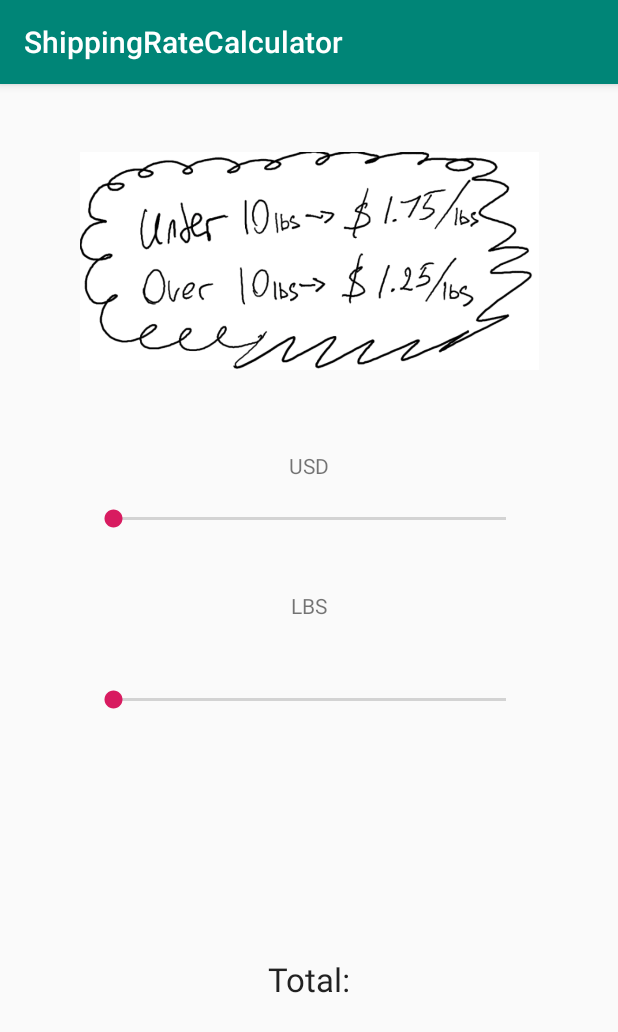
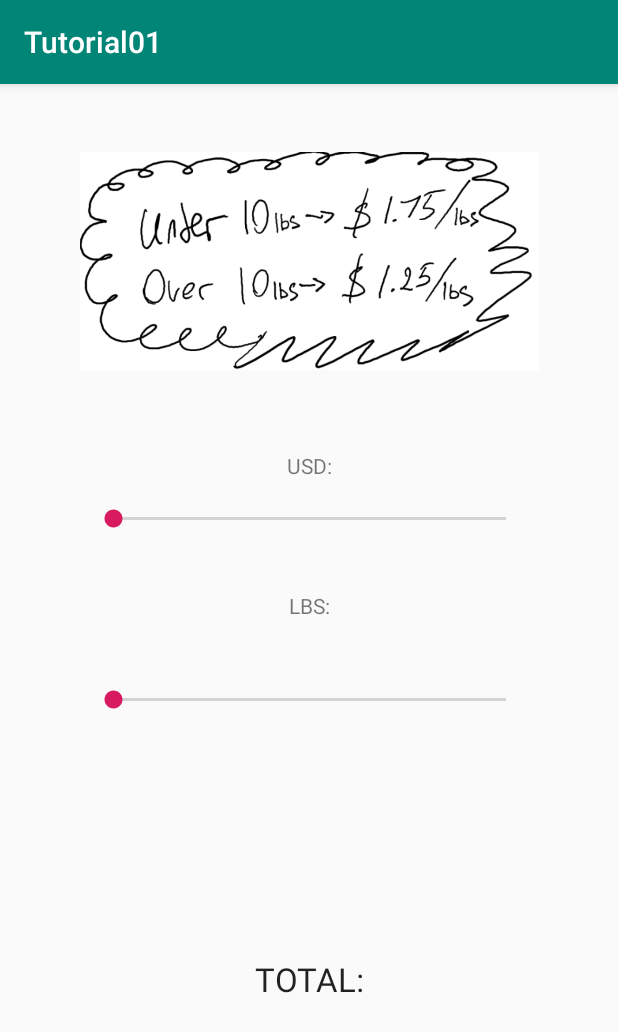
Before and after one commit to joshnwHokie/cs3714, an Android app: the screen it shows after launch (MainActivity), on a phone screen of 412 x 824 dp. Shown: the top 1032 px of the screen. Run offline under Robolectric (Android 15) with nearby library versions, the phone set to English and light mode, and no system bars.

```diff
--- a/T01_ShippingCalculator/app/build.gradle
+++ b/T01_ShippingCalculator/app/build.gradle
@@ -8,7 +8,7 @@ android {
     compileSdkVersion 28
     defaultConfig {
         applicationId "com.example.andrey.shippingratecalculator"
-        minSdkVersion 21
+        minSdkVersion 26
         targetSdkVersion 28
         versionCode 1
         versionName "1.0"
--- a/T01_ShippingCalculator/app/src/main/java/com/example/andrey/shippingratecalculator/MainActivity.kt
+++ b/T01_ShippingCalculator/app/src/main/java/com/example/andrey/shippingratecalculator/MainActivity.kt
@@ -6,89 +6,94 @@ import android.os.Bundle
 import android.support.annotation.RequiresApi
 import android.widget.SeekBar
 import android.widget.TextView
-import kotlin.math.round
+import java.lang.Math.round
 
 class MainActivity : AppCompatActivity() {
 
-    @RequiresApi(Build.VERSION_CODES.O)
+    var usdSeekBar:SeekBar? = null
+    var lbsSeekBar:SeekBar?= null
+    var usdTotal:TextView?= null
+    var lbsTotal:TextView?= null
+
+        @RequiresApi(Build.VERSION_CODES.O)
     override fun onCreate(savedInstanceState: Bundle?) {
         super.onCreate(savedInstanceState)
         setContentView(R.layout.activity_main)
+            usdSeekBar = findViewById(R.id.usd_seek_bar)
+            lbsSeekBar = findViewById(R.id.lbs_seek_bar)
+            usdTotal =   findViewById(R.id.usd_total)
+            lbsTotal =   findViewById(R.id.lbs_total)
 
 
-        var usd_seek_bar: SeekBar = findViewById(R.id.usd_seek_bar)
-        var lbs_seek_bar: SeekBar = findViewById(R.id.lbs_seek_bar)
-
-        var usd_total: TextView = findViewById(R.id.usd_total)
-        var lbs_total: TextView = findViewById(R.id.lbs_total)
+            setBoundaries()
 
 
-        usd_seek_bar.setMin(1)
-
-        usd_seek_bar.setMax(125)
-
-        lbs_seek_bar.setMin(1)
-
-        lbs_seek_bar.setMax(100)
 
 
-        usd_seek_bar?.setOnSeekBarChangeListener(object: SeekBar.OnSeekBarChangeListener{
+
+
+        usdSeekBar?.setOnSeekBarChangeListener(object: SeekBar.OnSeekBarChangeListener{
 
             var usd_sync=0
 
             override fun onProgressChanged(seekBar: SeekBar?, progress: Int, fromUser: Boolean) {
                 //progress changed
-                usd_total.setText("USD:"+progress)
+                usdTotal?.text = "USD:$progress"
                 usd_sync=progress
 
-
-
-                findViewById<TextView>(R.id.total).setText("Total cost:"+progress)
+                findViewById<TextView>(R.id.total).text = "Total cost:"+progress
             }
 
             override fun onStartTrackingTouch(seekBar: SeekBar?) {
-               //when change starts
+               //when the change starts
             }
 
             override fun onStopTrackingTouch(seekBar: SeekBar?) {
                 if(usd_sync.toFloat()<10/1.75)
-                    lbs_seek_bar.setProgress(round(usd_sync/1.75f).toInt())
+                    lbsSeekBar?.progress = round(usd_sync/1.75f)
                 else
-                    lbs_seek_bar.setProgress(round(usd_sync/1.25f).toInt())
+                    lbsSeekBar?.progress = round(usd_sync/1.25f)
             }
         })
 
-        lbs_seek_bar?.setOnSeekBarChangeListener(object: SeekBar.OnSeekBarChangeListener{
+        lbsSeekBar?.setOnSeekBarChangeListener(object: SeekBar.OnSeekBarChangeListener{
 
             var lbs_sync=0
 
             override fun onProgressChanged(seekBar: SeekBar?, progress: Int, fromUser: Boolean) {
                 //progress changed
 
-                lbs_total.setText("lbs:"+progress)
-
+                lbsTotal?.text = "lbs:$progress"
                 lbs_sync=progress
             }
 
             override fun onStartTrackingTouch(seekBar: SeekBar?) {
 
-                //when change starts
-//                if(lbs_sync<10)
-//                    usd_seek_bar.setProgress(round(lbs_sync/1.75f).toInt())
-//                else
-//                    usd_seek_bar.setProgress(round(lbs_sync/1.25f).toInt())
             }
 
             override fun onStopTrackingTouch(seekBar: SeekBar?) {
                 if(lbs_sync<10)
-                    usd_seek_bar.setProgress(round(lbs_sync*1.75f).toInt())
+                    usdSeekBar?.progress = round(lbs_sync*1.75f)
                 else
-                    usd_seek_bar.setProgress(round(lbs_sync*1.25f).toInt())
+                    usdSeekBar?.progress = round(lbs_sync*1.25f)
             }
         })
 
     }
 
 
+    private fun setBoundaries(){
+
+        usdSeekBar?.min = 1
+
+        usdSeekBar?.max = 125
+
+        lbsSeekBar?.min = 1
+
+        lbsSeekBar?.max = 100
+
+    }
+
+
 
 }
--- a/T01_ShippingCalculator/app/src/main/res/layout/activity_main.xml
+++ b/T01_ShippingCalculator/app/src/main/res/layout/activity_main.xml
@@ -29,7 +29,7 @@
             app:layout_constraintTop_toBottomOf="@+id/usd_seek_bar" android:layout_marginBottom="8dp"
             app:layout_constraintBottom_toBottomOf="parent" app:layout_constraintVertical_bias="0.152"/>
     <TextView
-            android:text="Total:"
+            android:text="@string/total_label"
             android:layout_width="wrap_content"
             android:layout_height="wrap_content"
             android:id="@+id/total" app:layout_constraintStart_toStartOf="parent" android:layout_marginStart="8dp"
@@ -38,7 +38,7 @@
             app:layout_constraintBottom_toBottomOf="parent"
             android:textAppearance="@android:style/TextAppearance.DeviceDefault.Large"/>
     <TextView
-            android:text="LBS"
+            android:text="@string/lbs_label"
             android:layout_width="wrap_content"
             android:layout_height="23dp"
             android:id="@+id/lbs_total"
@@ -47,7 +47,7 @@
             android:layout_marginStart="8dp"
             app:layout_constraintBottom_toTopOf="@+id/lbs_seek_bar"/>
     <TextView
-            android:text="USD"
+            android:text="@string/usd_label"
             android:layout_width="wrap_content"
             android:layout_height="23dp"
             android:id="@+id/usd_total"
--- a/T01_ShippingCalculator/app/src/main/res/values/strings.xml
+++ b/T01_ShippingCalculator/app/src/main/res/values/strings.xml
@@ -1,3 +1,6 @@
 <resources>
-    <string name="app_name">ShippingRateCalculator</string>
+    <string name="usd_label">USD:</string>
+    <string name="lbs_label">LBS:</string>
+    <string name="total_label">TOTAL:</string>
+    <string name="app_name">Tutorial01</string>
 </resources>
--- a/T01_ShippingCalculator/build.gradle
+++ b/T01_ShippingCalculator/build.gradle
@@ -1,13 +1,13 @@
 // Top-level build file where you can add configuration options common to all sub-projects/modules.
 
 buildscript {
-    ext.kotlin_version = '1.2.71'
+    ext.kotlin_version = '1.3.0'
     repositories {
         google()
         jcenter()
     }
     dependencies {
-        classpath 'com.android.tools.build:gradle:3.2.1'
+        classpath 'com.android.tools.build:gradle:3.3.0'
         classpath "org.jetbrains.kotlin:kotlin-gradle-plugin:$kotlin_version"
 
         // NOTE: Do not place your application dependencies here; they belong
```
Also changed, not shown: T01_ShippingCalculator/gradle/wrapper/gradle-wrapper.properties.
